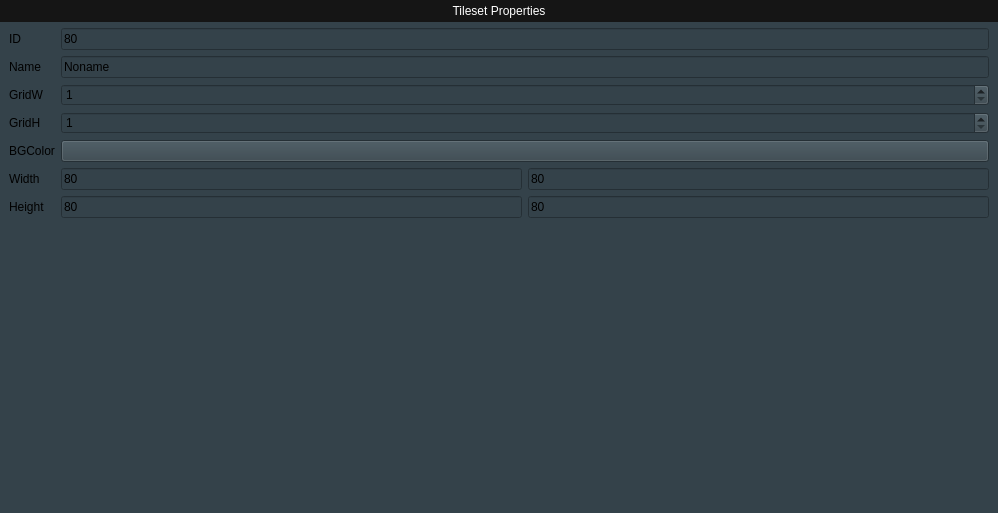
First picture: the form in TilesetEditor/fragmenttilesetproperties.ui, repository diegofps/tileset_editor, before the edit.
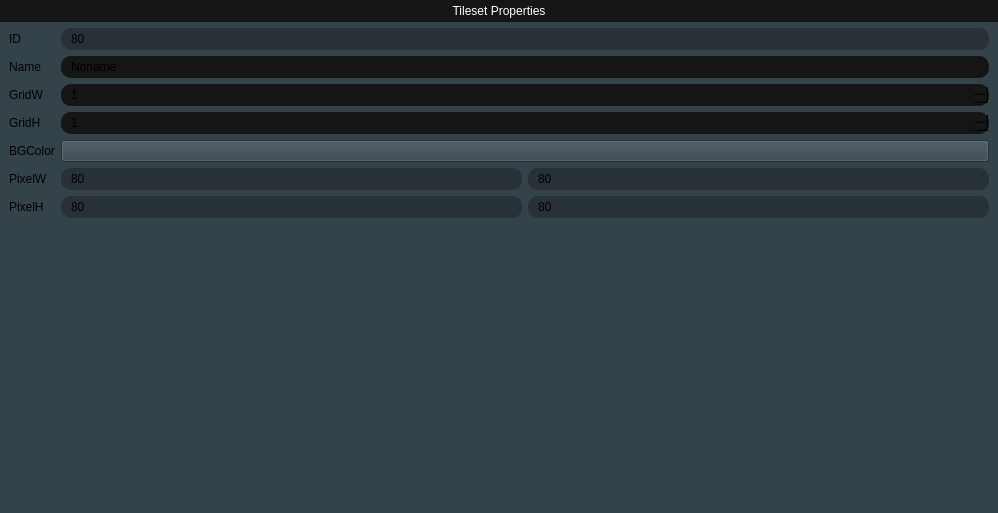
Second picture: the form after the edit.

The edit to the form file:
```diff
--- a/TilesetEditor/fragmenttilesetproperties.ui
+++ b/TilesetEditor/fragmenttilesetproperties.ui
@@ -111,6 +111,12 @@
          </item>
          <item row="0" column="1">
           <widget class="QLineEdit" name="leID">
+           <property name="styleSheet">
+            <string notr="true">background-color: #283137;
+border: 0px;
+padding: 3px 8px ;
+border-radius: 10px;</string>
+           </property>
            <property name="text">
             <string>80</string>
            </property>
@@ -128,6 +134,12 @@
          </item>
          <item row="1" column="1">
           <widget class="QLineEdit" name="leName">
+           <property name="styleSheet">
+            <string notr="true">background-color: #151515;
+border: 0px;
+padding: 3px 8px ;
+border-radius: 10px;</string>
+           </property>
            <property name="text">
             <string>Noname</string>
            </property>
@@ -145,6 +157,12 @@
          </item>
          <item row="2" column="1">
           <widget class="QSpinBox" name="sbGridW">
+           <property name="styleSheet">
+            <string notr="true">background-color: #151515;
+border: 0px;
+padding: 3px 8px ;
+border-radius: 10px;</string>
+           </property>
            <property name="minimum">
             <number>1</number>
            </property>
@@ -159,6 +177,12 @@
          </item>
          <item row="3" column="1">
           <widget class="QSpinBox" name="sbGridH">
+           <property name="styleSheet">
+            <string notr="true">background-color: #151515;
+border: 0px;
+padding: 3px 8px ;
+border-radius: 10px;</string>
+           </property>
            <property name="minimum">
             <number>1</number>
            </property>
@@ -181,7 +205,7 @@
          <item row="5" column="0">
           <widget class="QLabel" name="lbWidth">
            <property name="text">
-            <string>Width</string>
+            <string>PixelW</string>
            </property>
           </widget>
          </item>
@@ -189,6 +213,12 @@
           <layout class="QHBoxLayout" name="horizontalLayout">
            <item>
             <widget class="QLineEdit" name="leWidthOriginal">
+             <property name="styleSheet">
+              <string notr="true">background-color: #283137;
+border: 0px;
+padding: 3px 8px ;
+border-radius: 10px;</string>
+             </property>
              <property name="text">
               <string>80</string>
              </property>
@@ -199,6 +229,12 @@
            </item>
            <item>
             <widget class="QLineEdit" name="leWidthHD">
+             <property name="styleSheet">
+              <string notr="true">background-color: #283137;
+border: 0px;
+padding: 3px 8px ;
+border-radius: 10px;</string>
+             </property>
              <property name="text">
               <string>80</string>
              </property>
@@ -212,7 +248,7 @@
          <item row="6" column="0">
           <widget class="QLabel" name="lbHeight">
            <property name="text">
-            <string>Height</string>
+            <string>PixelH</string>
            </property>
           </widget>
          </item>
@@ -220,6 +256,12 @@
           <layout class="QHBoxLayout" name="horizontalLayout_3">
            <item>
             <widget class="QLineEdit" name="leHeightOriginal">
+             <property name="styleSheet">
+              <string notr="true">background-color: #283137;
+border: 0px;
+padding: 3px 8px ;
+border-radius: 10px;</string>
+             </property>
              <property name="text">
               <string>80</string>
              </property>
@@ -230,6 +272,12 @@
            </item>
            <item>
             <widget class="QLineEdit" name="leHeightHD">
+             <property name="styleSheet">
+              <string notr="true">background-color: #283137;
+border: 0px;
+padding: 3px 8px ;
+border-radius: 10px;</string>
+             </property>
              <property name="text">
               <string>80</string>
              </property>
```
